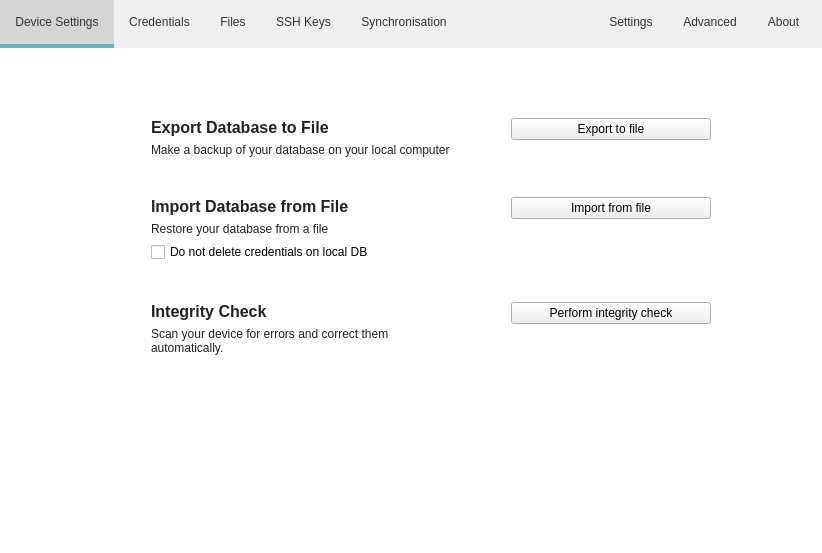
Old version of the form src/MainWindow.ui in the repository mooltipass/moolticute.
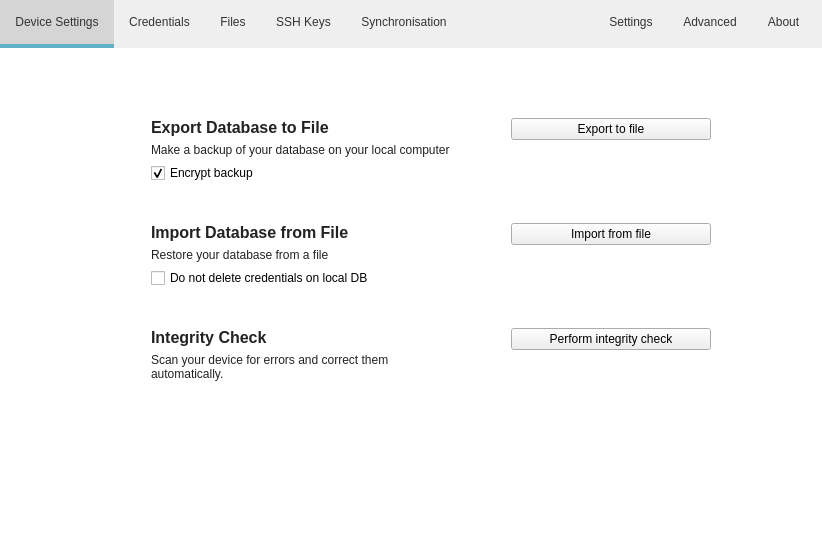
New version of the form. The open tabs and pages were chosen to show the change. Icons and pictures are not drawn. Custom widgets are drawn as their Qt base class.

Diff of the .ui file:
```diff
--- a/src/MainWindow.ui
+++ b/src/MainWindow.ui
@@ -1180,6 +1180,16 @@
               </property>
              </widget>
             </item>
+            <item>
+             <widget class="QCheckBox" name="checkBoxExport">
+              <property name="text">
+               <string>Encrypt backup</string>
+              </property>
+              <property name="checked">
+               <bool>true</bool>
+              </property>
+             </widget>
+            </item>
            </layout>
           </item>
           <item row="0" column="1">
```
Left out of the diff: 6 changed lines with no effect on the pictures.
